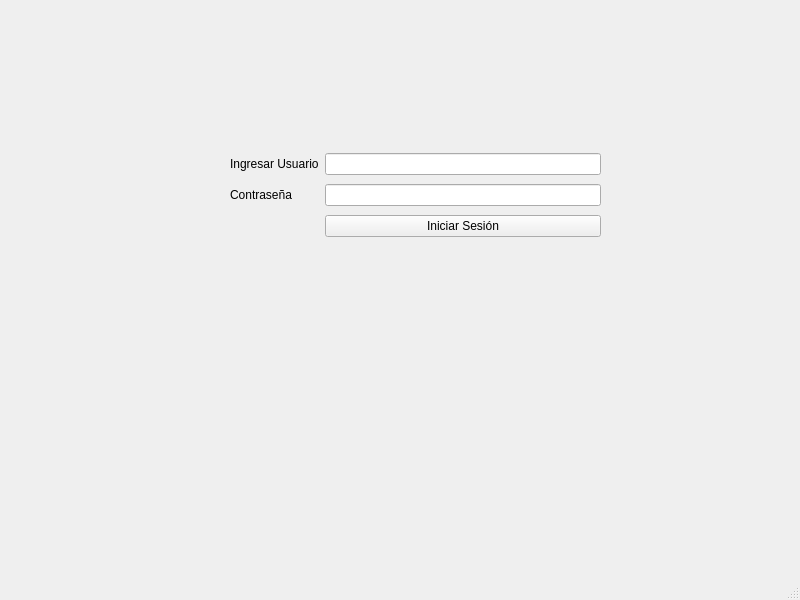
Before: the Qt Designer form ventanas/Identificacion.ui in JPGenaro/Mercado-Fenix, drawn with Qt 5.
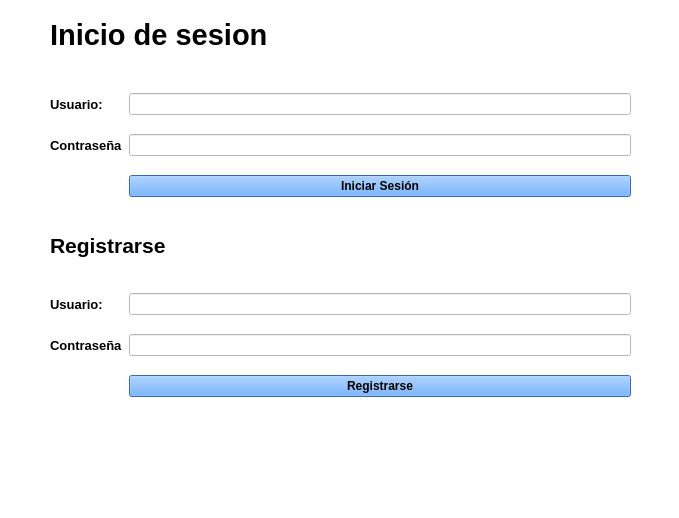
After: the same form once the commit is applied.

Commit message: actualizacion de ventanas

Diff of the .ui file:
```diff
--- a/ventanas/Identificacion.ui
+++ b/ventanas/Identificacion.ui
@@ -6,21 +6,24 @@
    <rect>
     <x>0</x>
     <y>0</y>
-    <width>800</width>
-    <height>600</height>
+    <width>679</width>
+    <height>518</height>
    </rect>
   </property>
   <property name="windowTitle">
    <string>MainWindow</string>
   </property>
+  <property name="styleSheet">
+   <string notr="true">background-color: rgb(255, 255, 255);</string>
+  </property>
   <widget class="QWidget" name="centralwidget">
    <widget class="QWidget" name="gridLayoutWidget">
     <property name="geometry">
      <rect>
-      <x>230</x>
-      <y>150</y>
-      <width>371</width>
-      <height>92</height>
+      <x>50</x>
+      <y>80</y>
+      <width>581</width>
+      <height>131</height>
      </rect>
     </property>
     <layout class="QGridLayout" name="gridLayout">
@@ -29,23 +32,50 @@
      </item>
      <item row="1" column="0">
       <widget class="QLabel" name="label_2">
+       <property name="font">
+        <font>
+         <pointsize>10</pointsize>
+         <weight>75</weight>
+         <bold>true</bold>
+        </font>
+       </property>
        <property name="text">
         <string>Contraseña</string>
        </property>
       </widget>
      </item>
      <item row="0" column="1">
-      <widget class="QLineEdit" name="txt_inicio_usuario"/>
+      <widget class="QLineEdit" name="txt_inicio_usuario">
+       <property name="styleSheet">
+        <string notr="true"/>
+       </property>
+      </widget>
      </item>
      <item row="0" column="0">
       <widget class="QLabel" name="label">
+       <property name="font">
+        <font>
+         <pointsize>10</pointsize>
+         <weight>75</weight>
+         <bold>true</bold>
+        </font>
+       </property>
        <property name="text">
-        <string>Ingresar Usuario</string>
+        <string>Usuario:</string>
        </property>
       </widget>
      </item>
      <item row="2" column="1">
       <widget class="QPushButton" name="B_inicio_sesion">
+       <property name="font">
+        <font>
+         <weight>75</weight>
+         <bold>true</bold>
+        </font>
+       </property>
+       <property name="styleSheet">
+        <string notr="true">background-color: rgb(69, 150, 255);</string>
+       </property>
        <property name="text">
         <string>Iniciar Sesión</string>
        </property>
@@ -53,6 +83,103 @@
      </item>
     </layout>
    </widget>
+   <widget class="QWidget" name="gridLayoutWidget_2">
+    <property name="geometry">
+     <rect>
+      <x>50</x>
+      <y>280</y>
+      <width>581</width>
+      <height>131</height>
+     </rect>
+    </property>
+    <property name="toolTip">
+     <string>&lt;html&gt;&lt;head/&gt;&lt;body&gt;&lt;p&gt;&lt;span style=&quot; font-size:16pt; font-weight:600;&quot;&gt;Registrarse&lt;/span&gt;&lt;/p&gt;&lt;/body&gt;&lt;/html&gt;</string>
+    </property>
+    <property name="whatsThis">
+     <string>&lt;html&gt;&lt;head/&gt;&lt;body&gt;&lt;p&gt;&lt;span style=&quot; font-size:16pt; font-weight:600;&quot;&gt;Registrarse&lt;/span&gt;&lt;/p&gt;&lt;/body&gt;&lt;/html&gt;</string>
+    </property>
+    <layout class="QGridLayout" name="gridLayout_2">
+     <item row="1" column="0">
+      <widget class="QLabel" name="label_3">
+       <property name="font">
+        <font>
+         <pointsize>10</pointsize>
+         <weight>75</weight>
+         <bold>true</bold>
+        </font>
+       </property>
+       <property name="text">
+        <string>Usuario:</string>
+       </property>
+      </widget>
+     </item>
+     <item row="4" column="0">
+      <widget class="QLabel" name="label_4">
+       <property name="font">
+        <font>
+         <pointsize>10</pointsize>
+         <weight>75</weight>
+         <bold>true</bold>
+        </font>
+       </property>
+       <property name="text">
+        <string>Contraseña</string>
+       </property>
+      </widget>
+     </item>
+     <item row="1" column="1">
+      <widget class="QLineEdit" name="txt_registro_usuario"/>
+     </item>
+     <item row="4" column="1">
+      <widget class="QLineEdit" name="txt_registro_contra"/>
+     </item>
+     <item row="5" column="1">
+      <widget class="QPushButton" name="B_registro">
+       <property name="font">
+        <font>
+         <weight>75</weight>
+         <bold>true</bold>
+        </font>
+       </property>
+       <property name="styleSheet">
+        <string notr="true">background-color: rgb(69, 150, 255);</string>
+       </property>
+       <property name="text">
+        <string>Registrarse</string>
+       </property>
+      </widget>
+     </item>
+    </layout>
+   </widget>
+   <widget class="QLabel" name="label_5">
+    <property name="geometry">
+     <rect>
+      <x>50</x>
+      <y>10</y>
+      <width>581</width>
+      <height>51</height>
+     </rect>
+    </property>
+    <property name="styleSheet">
+     <string notr="true"/>
+    </property>
+    <property name="text">
+     <string>&lt;html&gt;&lt;head/&gt;&lt;body&gt;&lt;p&gt;&lt;span style=&quot; font-size:22pt; font-weight:600;&quot;&gt;Inicio de sesion&lt;/span&gt;&lt;/p&gt;&lt;/body&gt;&lt;/html&gt;</string>
+    </property>
+   </widget>
+   <widget class="QLabel" name="label_6">
+    <property name="geometry">
+     <rect>
+      <x>50</x>
+      <y>230</y>
+      <width>581</width>
+      <height>31</height>
+     </rect>
+    </property>
+    <property name="text">
+     <string>&lt;html&gt;&lt;head/&gt;&lt;body&gt;&lt;p&gt;&lt;span style=&quot; font-size:16pt; font-weight:600;&quot;&gt;Registrarse&lt;/span&gt;&lt;/p&gt;&lt;/body&gt;&lt;/html&gt;</string>
+    </property>
+   </widget>
   </widget>
   <widget class="QMenuBar" name="menubar">
    <property name="geometry">
```
Left out of the diff: 4 changed lines with no effect on the pictures. The commit also changes 4 other files.
